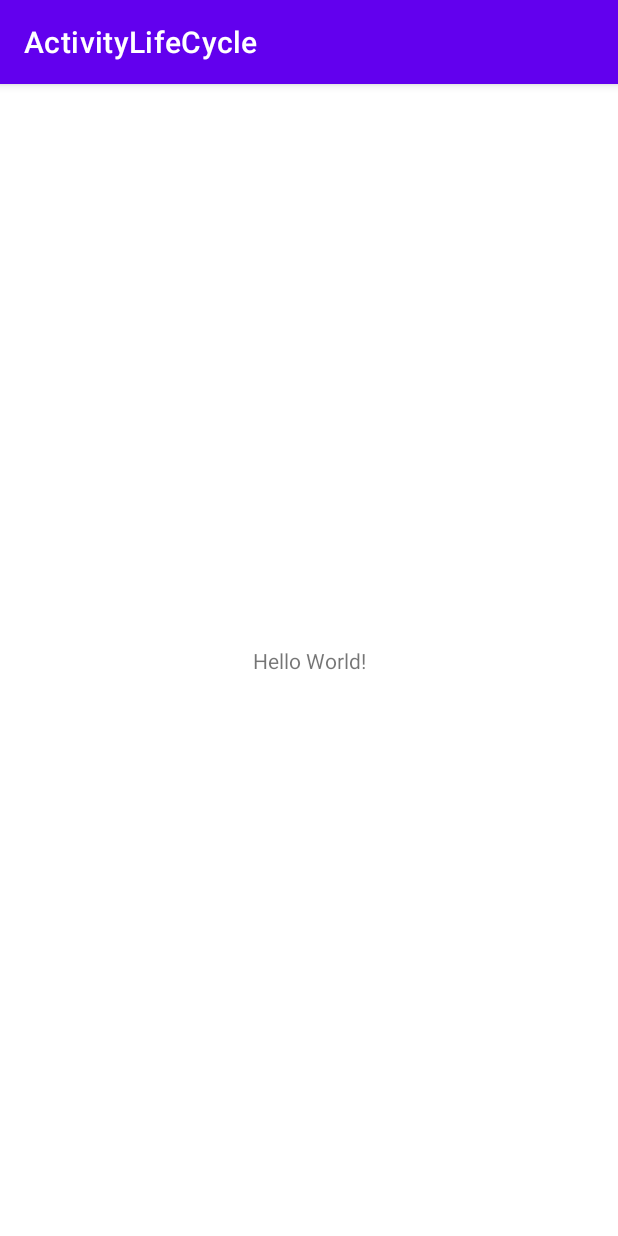
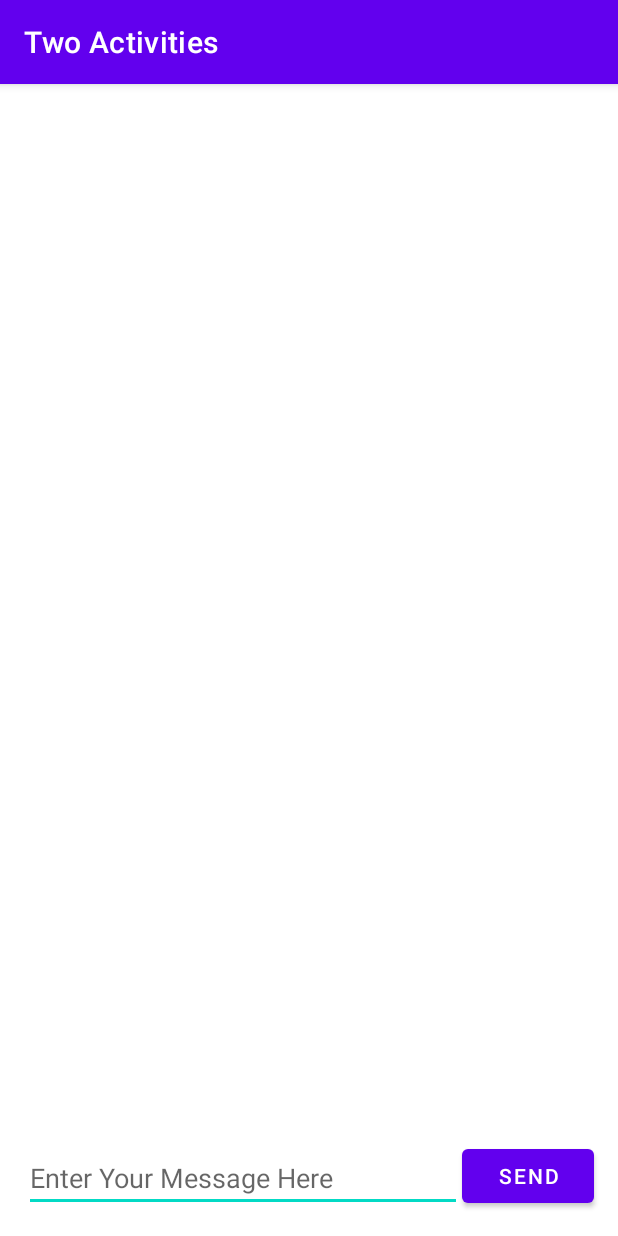
Before and after one commit to muhammad-rafid/PPB-Mobile, an Android app: the screen it shows after launch (MainActivity), on a phone screen of 412 x 824 dp. Run offline under Robolectric (Android 15) with nearby library versions, the phone set to English and light mode, and no system bars.

Commit message:
Add files via upload

```diff
--- /dev/null
+++ b/src/main/java/com/example/twoactivities/MainActivity.java
@@ -0,0 +1,53 @@
+package com.example.twoactivities;
+
+import androidx.appcompat.app.AppCompatActivity;
+
+import android.content.Intent;
+import android.os.Bundle;
+import android.util.Log;
+import android.view.View;
+import android.widget.EditText;
+import android.widget.TextView;
+
+public class MainActivity extends AppCompatActivity {
+
+    private static final String LOG_TAG =
+                                MainActivity.class.getSimpleName();
+    public static final String EXTRA_MESSAGE = "com.example.android.twoactivities.extra.MESSAGE";
+    private EditText mMessageEditText;
+    public static final int TEXT_REQUEST = 1;
+    private TextView mReplyHeadTextView;
+    private TextView mReplyTextView;
+
+    @Override
+    protected void onCreate(Bundle savedInstanceState) {
+        super.onCreate(savedInstanceState);
+        setContentView(R.layout.activity_main);
+        mMessageEditText = findViewById(R.id.editText_main);
+        mReplyHeadTextView = findViewById(R.id.text_header_reply);
+        mReplyTextView = findViewById(R.id.text_message_reply);
+
+    }
+
+    public void launchSecondActivity(View view) {
+        Log.d(LOG_TAG, "Button clicked!");
+        Intent intent = new Intent(this, SecondActivity.class);
+        mMessageEditText = findViewById(R.id.editText_main);
+        String message = mMessageEditText.getText().toString();
+        intent.putExtra(EXTRA_MESSAGE, message);
+        startActivityForResult(intent, TEXT_REQUEST);
+    }
+    @Override
+    public void onActivityResult(int requestCode,
+                                 int resultCode, Intent data) {
+        super.onActivityResult(requestCode, resultCode, data);
+        if (requestCode == TEXT_REQUEST) {
+            if (resultCode == RESULT_OK) {
+                String reply = data.getStringExtra(SecondActivity.EXTRA_REPLY);
+                mReplyHeadTextView.setVisibility(View.VISIBLE);
+                mReplyTextView.setText(reply);
+                mReplyTextView.setVisibility(View.VISIBLE);
+            }
+        }
+    }
+}
--- a/src/main/res/layout/activity_main.xml
+++ b/src/main/res/layout/activity_main.xml
@@ -7,12 +7,56 @@
     tools:context=".MainActivity">
 
     <TextView
+        android:id="@+id/text_header_reply"
         android:layout_width="wrap_content"
         android:layout_height="wrap_content"
-        android:text="Hello World!"
-        app:layout_constraintBottom_toBottomOf="parent"
-        app:layout_constraintLeft_toLeftOf="parent"
-        app:layout_constraintRight_toRightOf="parent"
+        android:layout_marginStart="8dp"
+        android:layout_marginLeft="8dp"
+        android:layout_marginTop="16dp"
+        android:text="@string/text_header_reply"
+        android:textAppearance=
+            "@style/TextAppearance.AppCompat.Medium"
+        android:textStyle="bold"
+        android:visibility="invisible"
+        app:layout_constraintStart_toStartOf="parent"
         app:layout_constraintTop_toTopOf="parent" />
 
+    <TextView
+        android:id="@+id/text_message_reply"
+        android:layout_width="wrap_content"
+        android:layout_height="wrap_content"
+        android:layout_marginStart="8dp"
+        android:layout_marginTop="8dp"
+        android:text="Empty"
+        android:visibility="invisible"
+        app:layout_constraintStart_toStartOf="parent"
+        app:layout_constraintTop_toBottomOf="@+id/text_header_reply" />
+
+    <Button
+        android:id="@+id/button_main"
+        android:layout_width="wrap_content"
+        android:layout_height="wrap_content"
+        android:layout_marginRight="16dp"
+        android:layout_marginBottom="16dp"
+        android:text="@string/button_main"
+        android:onClick="launchSecondActivity"
+        app:layout_constraintBottom_toBottomOf="parent"
+        app:layout_constraintRight_toRightOf="parent" />
+
+    <EditText
+        android:id="@+id/editText_main"
+        android:layout_width="0dp"
+        android:layout_height="wrap_content"
+        android:layout_marginRight="8dp"
+        android:layout_marginLeft="8dp"
+        android:layout_marginBottom="16dp"
+        android:layout_marginStart="16dp"
+        android:ems="10"
+        android:hint="@string/editText_main"
+        android:inputType="textLongMessage"
+        app:layout_constraintBottom_toBottomOf="parent"
+        app:layout_constraintEnd_toStartOf="@+id/button_main"
+        app:layout_constraintStart_toStartOf="parent" />
+
+
 </androidx.constraintlayout.widget.ConstraintLayout>
--- a/src/main/res/values-night/themes.xml
+++ b/src/main/res/values-night/themes.xml
@@ -1,6 +1,6 @@
 <resources xmlns:tools="http://schemas.android.com/tools">
     <!-- Base application theme. -->
-    <style name="Theme.ActivityLifeCycle" parent="Theme.MaterialComponents.DayNight.DarkActionBar">
+    <style name="Theme.TwoActivities" parent="Theme.MaterialComponents.DayNight.DarkActionBar">
         <!-- Primary brand color. -->
         <item name="colorPrimary">@color/purple_200</item>
         <item name="colorPrimaryVariant">@color/purple_700</item>
--- a/src/main/res/values/strings.xml
+++ b/src/main/res/values/strings.xml
@@ -1,3 +1,9 @@
 <resources>
-    <string name="app_name">ActivityLifeCycle</string>
+    <string name="app_name">Two Activities</string>
+    <string name= "button_main">SEND</string>
+    <string name="text_header">Message Recieved</string>
+    <string name="editText_main">Enter Your Message Here</string>
+    <string name="button_second">Reply</string>
+    <string name="editText_second">Enter Your Reply Here</string>
+    <string name="text_header_reply">Reply Received</string>
 </resources>
--- a/src/main/res/values/themes.xml
+++ b/src/main/res/values/themes.xml
@@ -1,6 +1,6 @@
 <resources xmlns:tools="http://schemas.android.com/tools">
     <!-- Base application theme. -->
-    <style name="Theme.ActivityLifeCycle" parent="Theme.MaterialComponents.DayNight.DarkActionBar">
+    <style name="Theme.TwoActivities" parent="Theme.MaterialComponents.DayNight.DarkActionBar">
         <!-- Primary brand color. -->
         <item name="colorPrimary">@color/purple_500</item>
         <item name="colorPrimaryVariant">@color/purple_700</item>
```
Also changed, not shown: src/main/AndroidManifest.xml (+14 -8 lines), src/main/java/com/example/twoactivities/SecondActivity.java (added, +34 -0 lines), src/main/res/layout/activity_second.xml (added, +58 -0 lines), 2 other files.
